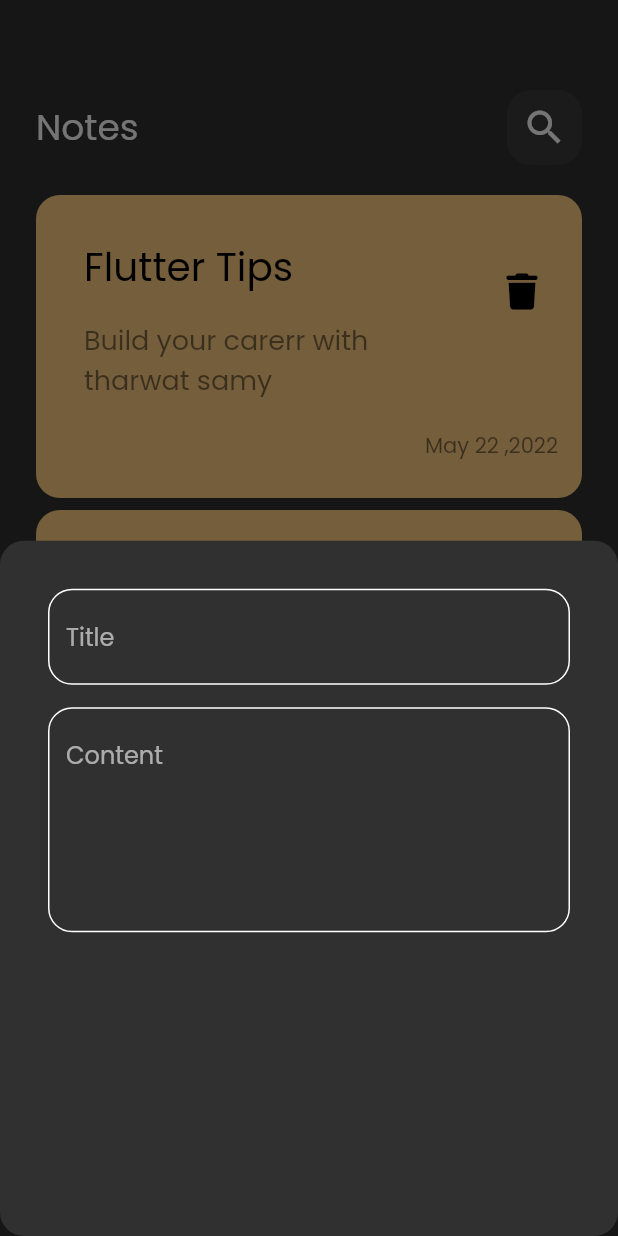
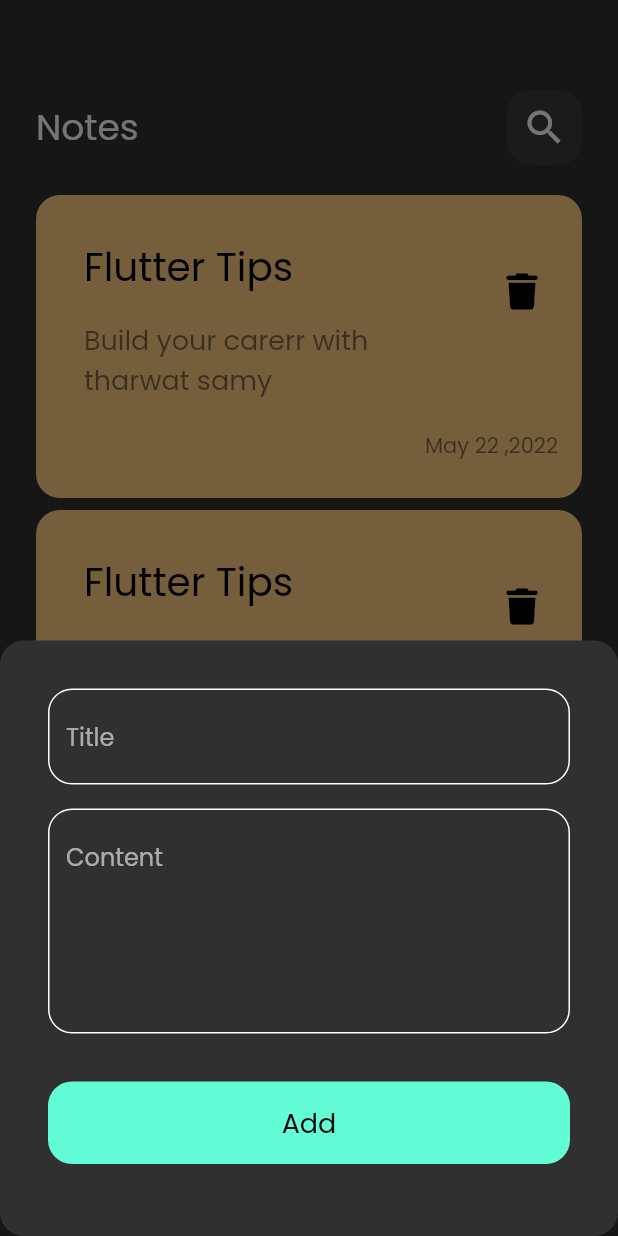
Before and after one commit to AbdBrkhsk/notes_app, a Flutter app: the screen it shows after launch, after a tap on the "add" icon, on a phone screen of 412 x 824 dp. Run offline on Flutter 3.47's test engine with Material 2 defaults, Android fonts, the phone set to English and light mode, and no system bars; our stand-ins replace font_awesome_flutter.

Commit message:
finish add notes bottom sheet

```diff
--- a/lib/views/widgets/add_note_bottom_sheet.dart
+++ b/lib/views/widgets/add_note_bottom_sheet.dart
@@ -1,5 +1,8 @@
 import 'package:flutter/material.dart';
+import 'package:notes_app/constants.dart';
 import 'package:notes_app/views/widgets/custom_text_field.dart';
+
+import 'custom_button.dart';
 
 class AddNoteBottomSheet extends StatelessWidget {
   const AddNoteBottomSheet({super.key});
@@ -8,12 +11,17 @@ class AddNoteBottomSheet extends StatelessWidget {
   Widget build(BuildContext context) {
     return Padding(
       padding: const EdgeInsets.all(32),
-      child: Column(
-        children:const [
-          CustomTextField(hintText:'Title',),
-          SizedBox(height: 15,),
-          CustomTextField(hintText: 'Content', maxLines: 5,)
-        ],
+      child: SingleChildScrollView(
+        child: Column(
+          children:const [
+            CustomTextField(hintText:'Title',),
+            SizedBox(height: 16,),
+            CustomTextField(hintText: 'Content', maxLines: 5,),
+            SizedBox(height: 32,),
+            CustomButton(),
+            SizedBox(height: 16,),
+          ],
+        ),
       ),
     );
   }
--- /dev/null
+++ b/lib/views/widgets/custom_button.dart
@@ -0,0 +1,27 @@
+import 'package:flutter/material.dart';
+
+import '../../constants.dart';
+
+class CustomButton extends StatelessWidget {
+  const CustomButton({super.key});
+
+  @override
+  Widget build(BuildContext context) {
+    return  Container(
+      width: MediaQuery.of(context).size.width,
+      height: 55,
+      decoration: BoxDecoration(
+        color: kPrimaryColor,
+        borderRadius: BorderRadius.circular(16),
+
+      ),
+      child: const Center(
+        child: Text('Add' , style: TextStyle(
+          color: Colors.black,
+          fontSize: 18,
+
+        ),),
+      ),
+    );
+  }
+}
```
